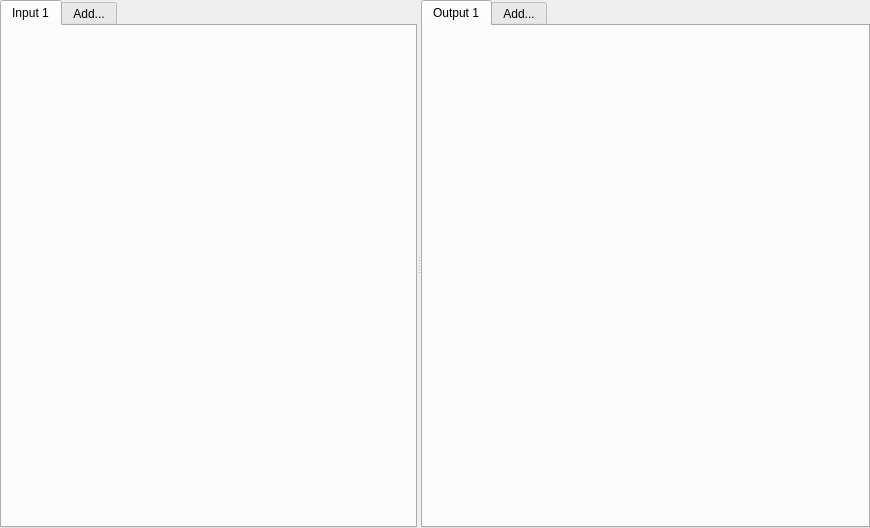
First picture: the form in DuFFMpeg/queuewidget.ui, repository RxLaboratory/DuME, before the edit.
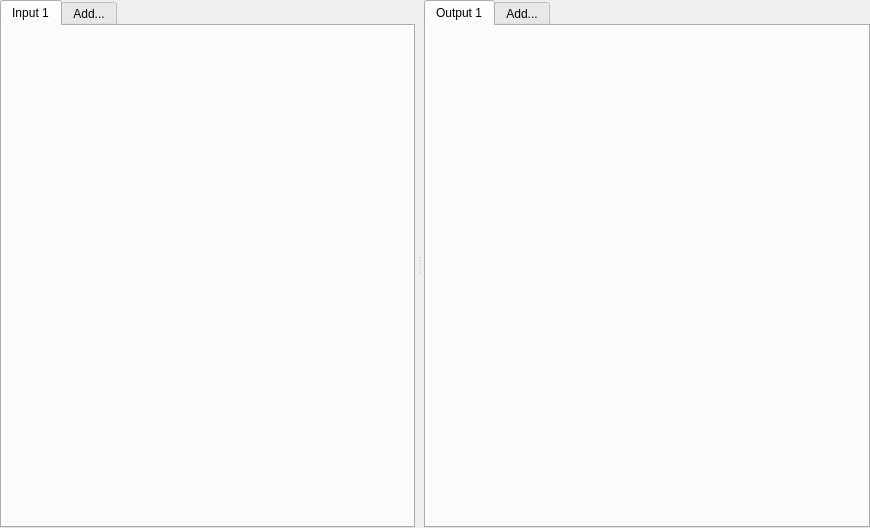
Second picture: the form after the edit.

```diff
--- a/DuFFMpeg/queuewidget.ui
+++ b/DuFFMpeg/queuewidget.ui
@@ -34,6 +34,9 @@
      <property name="orientation">
       <enum>Qt::Horizontal</enum>
      </property>
+     <property name="handleWidth">
+      <number>9</number>
+     </property>
      <widget class="QTabWidget" name="inputTab">
       <property name="currentIndex">
        <number>0</number>
```
